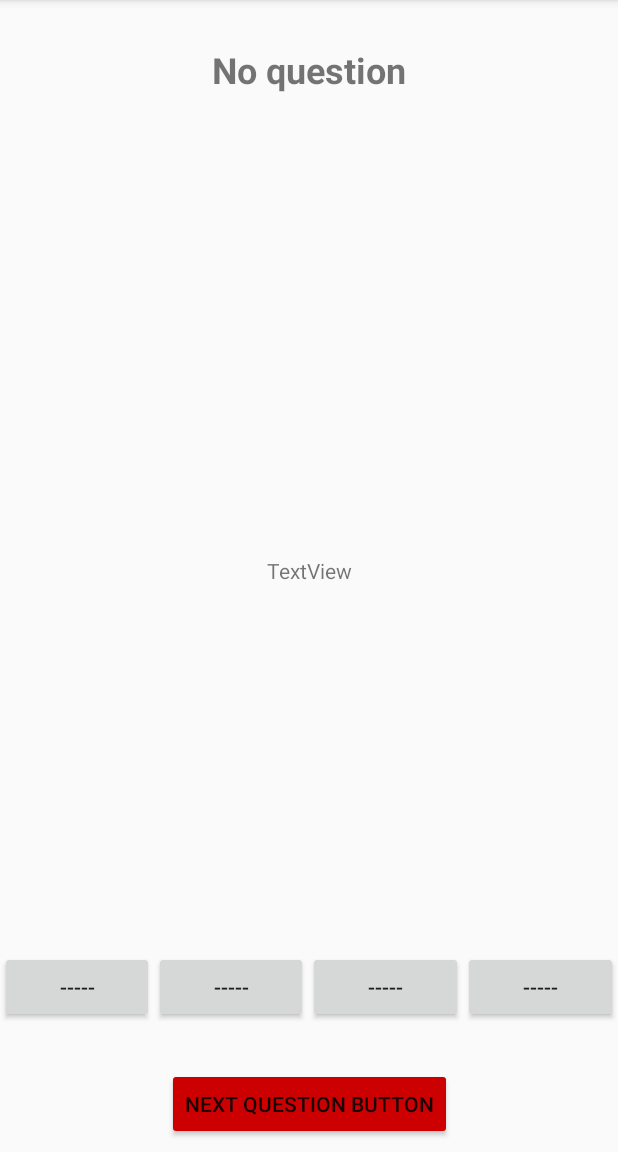
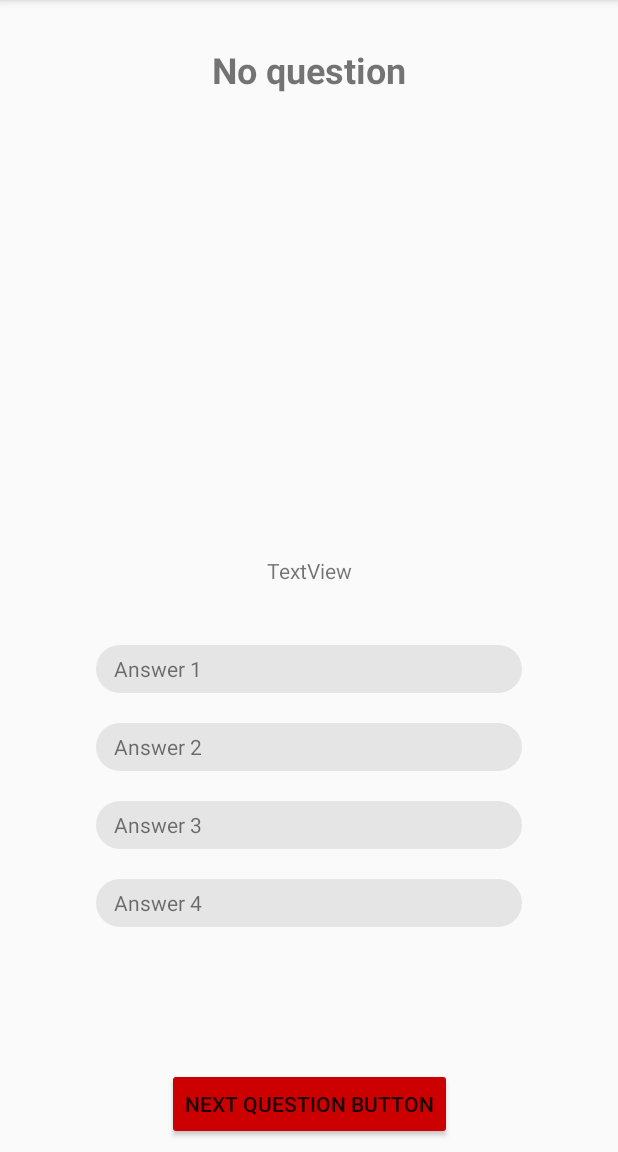
Before and after one commit to vaclav/zkousec, an Android app: the QuestionPackTesting screen opened directly, with no data from a screen before it, on a phone screen of 412 x 824 dp, the part 84-1236 px from its top. Run offline under Robolectric (Android 15) with nearby library versions, the phone set to English and light mode, and no system bars; our stand-ins replace Room's generated code; network calls fail.

Commit message:
UI changes & in "activity_question_pack_testing.xml" are buttons replaced by chips

```diff
--- a/app/src/main/res/layout/activity_question_pack_testing.xml
+++ b/app/src/main/res/layout/activity_question_pack_testing.xml
@@ -13,37 +13,59 @@
         android:layout_height="wrap_content"
         android:orientation="horizontal"
         android:paddingBottom="30dp"
-        app:layout_constraintBottom_toTopOf="@+id/NextQuestionButton"
         app:layout_constraintEnd_toEndOf="parent"
-        app:layout_constraintStart_toStartOf="parent">
+        app:layout_constraintStart_toStartOf="parent"
+        app:layout_constraintTop_toBottomOf="@+id/RemainingQuestionsText">
 
-        <Button
-            android:id="@+id/AnswerButton1"
-            android:layout_width="wrap_content"
+        <com.google.android.material.chip.ChipGroup
+            android:id="@+id/TestingOptions"
+            android:layout_width="match_parent"
             android:layout_height="wrap_content"
-            android:layout_weight="1"
-            android:text="-----" />
+            android:layout_marginStart="64dp"
+            android:layout_marginTop="32dp"
+            android:layout_marginEnd="64dp"
+            app:chipSpacingVertical="4dp"
+            app:singleLine="false"
+            app:singleSelection="true">
 
-        <Button
-            android:id="@+id/AnswerButton2"
-            android:layout_width="wrap_content"
-            android:layout_height="wrap_content"
-            android:layout_weight="1"
-            android:text="-----" />
+            <com.google.android.material.chip.Chip
+                android:id="@+id/AnswerChip1"
+                android:layout_width="match_parent"
+                android:layout_height="wrap_content"
+                android:checkable="true"
+                android:clickable="true"
+                android:text="Answer 1"
+                android:textAppearance="@style/TextAppearance.AppCompat.Small" />
 
-        <Button
-            android:id="@+id/AnswerButton3"
-            android:layout_width="wrap_content"
-            android:layout_height="wrap_content"
-            android:layout_weight="1"
-            android:text="-----" />
+            <com.google.android.material.chip.Chip
+                android:id="@+id/AnswerChip2"
+                android:layout_width="match_parent"
+                android:layout_height="wrap_content"
+                android:checkable="true"
+                android:clickable="true"
+                android:text="Answer 2"
+                android:textAppearance="@style/TextAppearance.AppCompat.Small" />
 
-        <Button
-            android:id="@+id/AnswerButton4"
-            android:layout_width="wrap_content"
-            android:layout_height="wrap_content"
-            android:layout_weight="1"
-            android:text="-----" />
+            <com.google.android.material.chip.Chip
+                android:id="@+id/AnswerChip3"
+                android:layout_width="match_parent"
+                android:layout_height="wrap_content"
+                android:checkable="true"
+                android:clickable="true"
+                android:text="Answer 3"
+                android:textAppearance="@style/TextAppearance.AppCompat.Small" />
+
+            <com.google.android.material.chip.Chip
+                android:id="@+id/AnswerChip4"
+                android:layout_width="match_parent"
+                android:layout_height="wrap_content"
+                android:checkable="true"
+                android:clickable="true"
+                android:text="Answer 4"
+                android:textAppearance="@style/TextAppearance.AppCompat.Small" />
+        </com.google.android.material.chip.ChipGroup>
+
+
 
     </LinearLayout>
 
--- a/app/src/main/res/layout/url_dialog.xml
+++ b/app/src/main/res/layout/url_dialog.xml
@@ -31,14 +31,20 @@
                 android:id="@+id/getUrlCancelButton"
                 android:layout_width="wrap_content"
                 android:layout_height="wrap_content"
+                android:backgroundTint="@android:color/darker_gray"
+                android:background="@drawable/roundstyle"
+                android:layout_marginEnd="40sp"
                 android:text="Cancel"/>
+
             <Button
                 android:padding="10dp"
+                android:background="@drawable/roundstyle"
                 android:id="@+id/getUrlButton"
                 android:layout_width="wrap_content"
                 android:layout_height="wrap_content"
                 android:backgroundTint="@color/colorPrimary"
                 android:textColor="@android:color/white"
+                android:layout_marginStart="40sp"
                 android:textStyle="bold"
                 android:text="Download"/>
 
```
Also changed, not shown: app/src/main/java/cz/dobris/zkousec/QuestionPackTesting.kt (+20 -19 lines).
